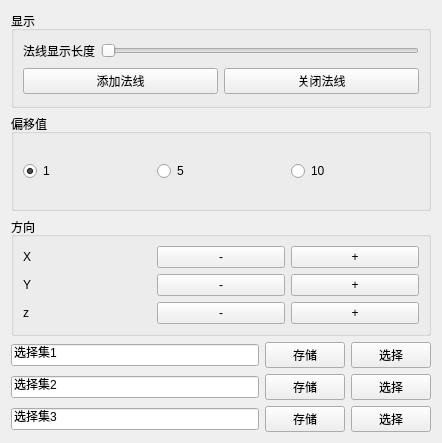
Before: the Qt Designer form ui/normal.ui in fxcfxcfxc/MaxTool_NormalMaster, drawn with Qt 5.
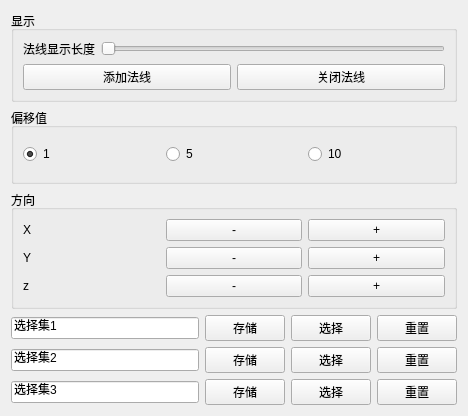
After: the same form once the commit is applied.

The edit to the form file:
```diff
--- a/ui/normal.ui
+++ b/ui/normal.ui
@@ -6,8 +6,8 @@
    <rect>
     <x>0</x>
     <y>0</y>
-    <width>442</width>
-    <height>443</height>
+    <width>468</width>
+    <height>416</height>
    </rect>
   </property>
   <property name="windowTitle">
@@ -205,6 +205,13 @@
        </property>
       </widget>
      </item>
+     <item>
+      <widget class="QPushButton" name="btn_recover_normal">
+       <property name="text">
+        <string>重置</string>
+       </property>
+      </widget>
+     </item>
     </layout>
    </item>
    <item>
@@ -230,6 +237,13 @@
        </property>
       </widget>
      </item>
+     <item>
+      <widget class="QPushButton" name="pushButton_2">
+       <property name="text">
+        <string>重置</string>
+       </property>
+      </widget>
+     </item>
     </layout>
    </item>
    <item>
@@ -255,6 +269,13 @@
        </property>
       </widget>
      </item>
+     <item>
+      <widget class="QPushButton" name="pushButton_3">
+       <property name="text">
+        <string>重置</string>
+       </property>
+      </widget>
+     </item>
     </layout>
    </item>
   </layout>
```
